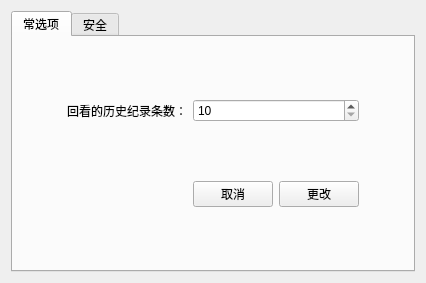
Above: Client/OneRoom/OneRoomClient/SettingBoard.ui from TaihouDaisuki/OneRoom before the change. Below: the same form after it.
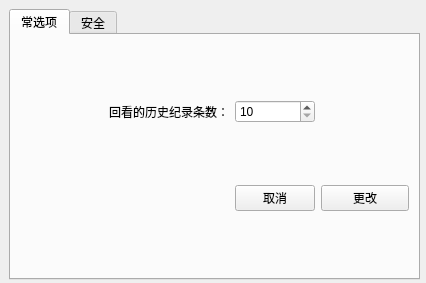
That is the form after the change.

The edit to the form file:
```diff
--- a/Client/OneRoom/OneRoomClient/SettingBoard.ui
+++ b/Client/OneRoom/OneRoomClient/SettingBoard.ui
@@ -25,9 +25,15 @@
   <property name="windowTitle">
    <string>Form</string>
   </property>
-  <layout class="QHBoxLayout" name="horizontalLayout">
-   <item>
     <widget class="QTabWidget" name="tabWidget">
+   <property name="geometry">
+    <rect>
+     <x>9</x>
+     <y>9</y>
+     <width>411</width>
+     <height>271</height>
+    </rect>
+   </property>
      <property name="currentIndex">
       <number>0</number>
      </property>
@@ -49,20 +55,6 @@
          </property>
         </spacer>
        </item>
-       <item row="1" column="3">
-        <widget class="QPushButton" name="changeButton">
-         <property name="text">
-          <string>更改</string>
-         </property>
-        </widget>
-       </item>
-       <item row="0" column="1">
-        <widget class="QLabel" name="label">
-         <property name="text">
-          <string>回看的历史纪录条数：</string>
-         </property>
-        </widget>
-       </item>
        <item row="0" column="4">
         <spacer name="horizontalSpacer_4">
          <property name="orientation">
@@ -76,14 +68,7 @@
          </property>
         </spacer>
        </item>
-       <item row="1" column="2">
-        <widget class="QPushButton" name="cancelButton">
-         <property name="text">
-          <string>取消</string>
-         </property>
-        </widget>
-       </item>
-       <item row="0" column="2" colspan="2">
+     <item row="0" column="3">
         <widget class="QSpinBox" name="spinBox">
          <property name="minimum">
           <number>10</number>
@@ -93,6 +78,27 @@
          </property>
         </widget>
        </item>
+     <item row="0" column="2">
+      <widget class="QLabel" name="label">
+       <property name="text">
+        <string>回看的历史纪录条数：</string>
+       </property>
+      </widget>
+     </item>
+     <item row="1" column="4">
+      <widget class="QPushButton" name="changeButton">
+       <property name="text">
+        <string>更改</string>
+       </property>
+      </widget>
+     </item>
+     <item row="1" column="3">
+      <widget class="QPushButton" name="cancelButton">
+       <property name="text">
+        <string>取消</string>
+       </property>
+      </widget>
+     </item>
       </layout>
      </widget>
      <widget class="QWidget" name="securityTab">
@@ -142,8 +148,6 @@
       </layout>
      </widget>
     </widget>
-   </item>
-  </layout>
  </widget>
  <resources/>
  <connections/>
```
Left out of the diff: 2 changed lines with no effect on the pictures. Lines whose indentation alone changed are shown as unchanged.
